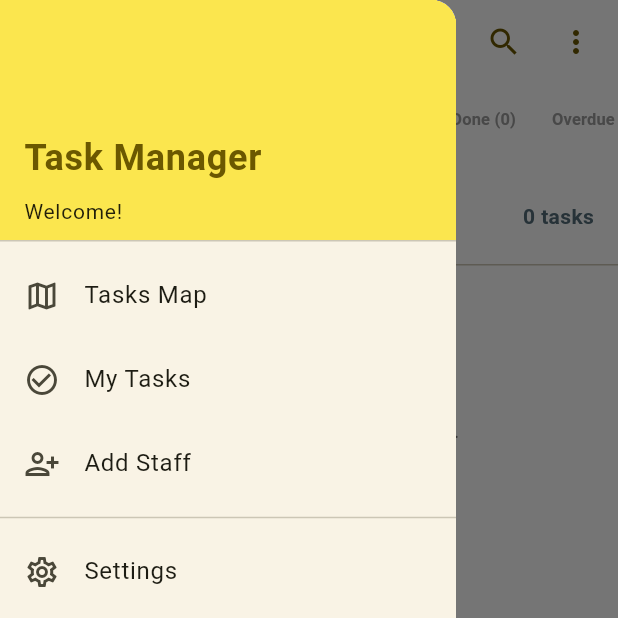
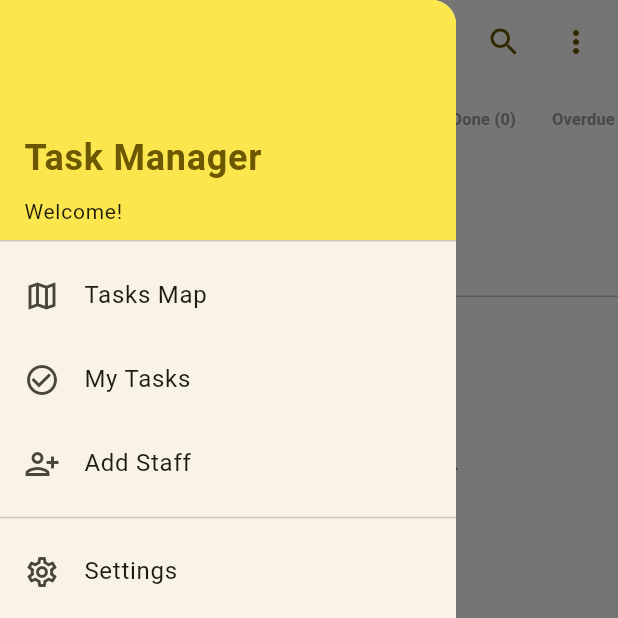
Before and after one commit to aman979488/task-manager, a Flutter app: the screen it shows after launch, with the side drawer open, on a phone screen of 412 x 824 dp, the top half of it. Run offline on Flutter 3.47's test engine with Material 3 defaults, Android fonts, the phone set to English and light mode, and no system bars; our stand-ins replace cloud_firestore, firebase_auth, firebase_core, firebase_messaging, flutter_local_notifications, go_router and 3 more; missing offline and left inert: dart:js_interop, home_widget; accounts and stored records are empty.

Commit message:
Improve My Day suggestions and header
Co-authored-by: Copilot <223556219+Copilot@users.noreply.github.com>

```diff
--- a/lib/features/map_screen/screens/map_screen.dart
+++ b/lib/features/map_screen/screens/map_screen.dart
@@ -1828,6 +1828,7 @@ class _MapScreenState extends State<MapScreen> with TickerProviderStateMixin {
     ];
 
     return ListTile(
+      onTap: () => _openTaskDetail(task),
       leading: Checkbox(
         value: task.isDone,
         onChanged: (_) async {
--- a/lib/features/map_screen/screens/views/my_day_view.dart
+++ b/lib/features/map_screen/screens/views/my_day_view.dart
@@ -69,9 +69,7 @@ class _MyDayViewState extends State<MyDayView> {
   List<Task> get _suggestions {
     final dayTaskKeys = _dayTasks.map(_taskKey).toSet();
     return widget.suggestions
-        .where(
-          (task) => !task.isDone && !dayTaskKeys.contains(_taskKey(task)),
-        )
+        .where((task) => !task.isDone && !dayTaskKeys.contains(_taskKey(task)))
         .toList();
   }
 
@@ -108,8 +106,8 @@ class _MyDayViewState extends State<MyDayView> {
     }
 
     final groups = <String, List<Task>>{
-      for (final date in datedGroups.keys.toList()
-        ..sort((a, b) => b.compareTo(a)))
+      for (final date
+          in datedGroups.keys.toList()..sort((a, b) => b.compareTo(a)))
         'From ${_dateLabel(date)}': datedGroups[date]!,
       if (earlier.isNotEmpty) 'From earlier': earlier,
       if (recent.isNotEmpty) 'Recently added': recent,
@@ -136,9 +134,7 @@ class _MyDayViewState extends State<MyDayView> {
           return Material(
             color: Colors.white,
             clipBehavior: Clip.antiAlias,
-            borderRadius: const BorderRadius.vertical(
-              top: Radius.circular(22),
-            ),
+            borderRadius: const BorderRadius.vertical(top: Radius.circular(22)),
             child: StatefulBuilder(
               builder: (context, setSheetState) => CustomScrollView(
                 controller: scrollController,
@@ -161,7 +157,8 @@ class _MyDayViewState extends State<MyDayView> {
                             children: [
                               IconButton(
                                 tooltip: 'Close suggestions',
-                              onPressed: () => Navigator.of(sheetContext).pop(),
+                                onPressed: () =>
+                                    Navigator.of(sheetContext).pop(),
                                 icon: const Icon(Icons.close),
                               ),
                               const Expanded(
@@ -192,9 +189,8 @@ class _MyDayViewState extends State<MyDayView> {
                   else
                     for (final entry in groups.entries.where(
                       (entry) => entry.value.any(
-                      (task) => !_addedInSuggestionsSheet.contains(
-                        _taskKey(task),
-                      ),
+                        (task) =>
+                            !_addedInSuggestionsSheet.contains(_taskKey(task)),
                       ),
                     )) ...[
                       SliverToBoxAdapter(
@@ -210,33 +206,32 @@ class _MyDayViewState extends State<MyDayView> {
                         ),
                       ),
                       SliverList(
-                      delegate: SliverChildBuilderDelegate((context, index) {
+                        delegate: SliverChildBuilderDelegate(
+                          (context, index) {
                             final visibleTasks = entry.value
                                 .where(
-                              (task) =>
-                                  !_addedInSuggestionsSheet.contains(
+                                  (task) => !_addedInSuggestionsSheet.contains(
                                     _taskKey(task),
                                   ),
                                 )
                                 .toList();
                             final task = visibleTasks[index];
                             final key = _taskKey(task);
-                        return widget.suggestionBuilder(
-                          task,
-                          () {
+                            return widget.suggestionBuilder(task, () {
                               setState(() => _addedTasks[key] = task);
                               setSheetState(
                                 () => _addedInSuggestionsSheet.add(key),
                               );
+                            });
                           },
-                        );
-                      }, childCount: entry.value
+                          childCount: entry.value
                               .where(
                                 (task) => !_addedInSuggestionsSheet.contains(
                                   _taskKey(task),
                                 ),
                               )
-                          .length),
+                              .length,
+                        ),
                       ),
                     ],
                   SliverToBoxAdapter(
@@ -257,31 +252,24 @@ class _MyDayViewState extends State<MyDayView> {
   Widget build(BuildContext context) {
     final dayTasks = _dayTasks;
     final suggestions = _suggestions;
-    final today = MaterialLocalizations.of(
-      context,
-    ).formatFullDate(DateTime.now());
+    final today = MaterialLocalizations.of(context)
+        .formatFullDate(DateTime.now());
 
     return Stack(
       children: [
         Column(
           children: [
-            Padding(
-              padding: const EdgeInsets.fromLTRB(16, 14, 16, 10),
-              child: Row(
-                children: [
-                  const Icon(
-                    Icons.wb_sunny_outlined,
-                    color: Color(0xFF6B5800),
-                  ),
-                  const SizedBox(width: 8),
-                  Expanded(
+            Container(
+              padding: const EdgeInsets.fromLTRB(16, 18, 16, 16),
+              child: Align(
+                alignment: Alignment.centerLeft,
                 child: Column(
                   crossAxisAlignment: CrossAxisAlignment.start,
                   children: [
                     const Text(
                       'My Day',
                       style: TextStyle(
-                            fontSize: 18,
+                        fontSize: 22,
                         fontWeight: FontWeight.w700,
                       ),
                     ),
@@ -289,20 +277,11 @@ class _MyDayViewState extends State<MyDayView> {
                       today,
                       style: TextStyle(
                         color: Colors.grey.shade600,
-                            fontSize: 12,
+                        fontSize: 16,
                       ),
                     ),
                   ],
                 ),
-                  ),
-                  Text(
-                    '${dayTasks.length} tasks',
-                    style: TextStyle(
-                      color: Colors.blueGrey.shade600,
-                      fontWeight: FontWeight.w600,
-                    ),
-                  ),
-                ],
               ),
             ),
             const Divider(height: 1),
@@ -339,7 +318,7 @@ class _MyDayViewState extends State<MyDayView> {
         Positioned(
           left: 0,
           right: 0,
-          bottom: 32 + MediaQuery.paddingOf(context).bottom,
+          bottom: 16 + MediaQuery.paddingOf(context).bottom,
           child: Center(
             child: Material(
               color: const Color(0xFF526D8A),
```
Lines whose indentation alone changed are shown as unchanged.
